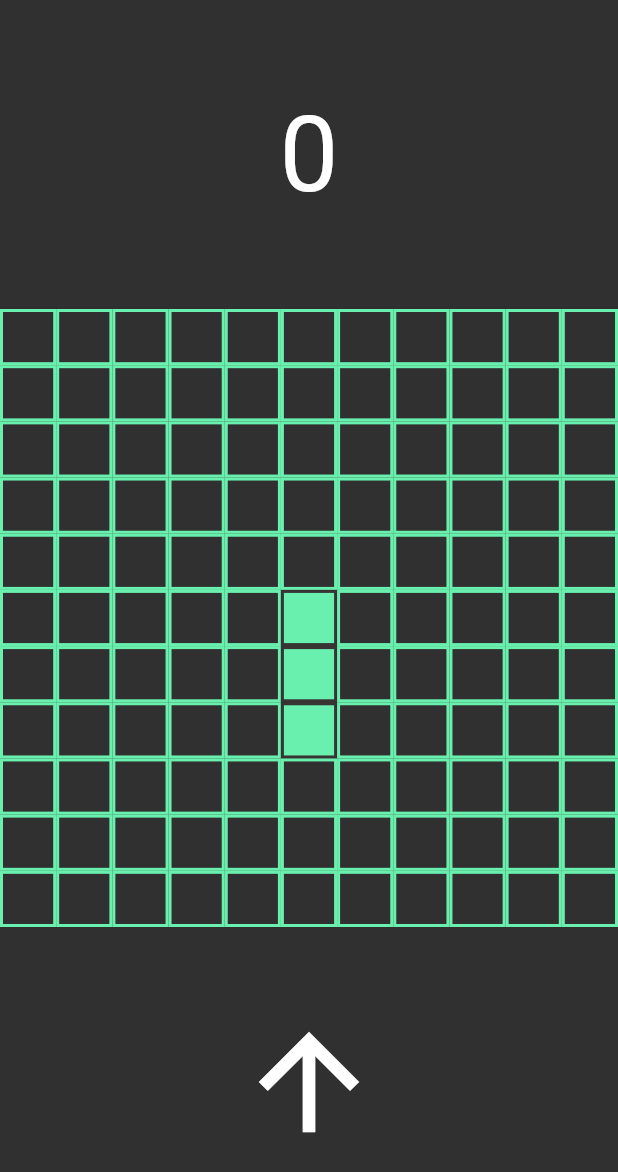
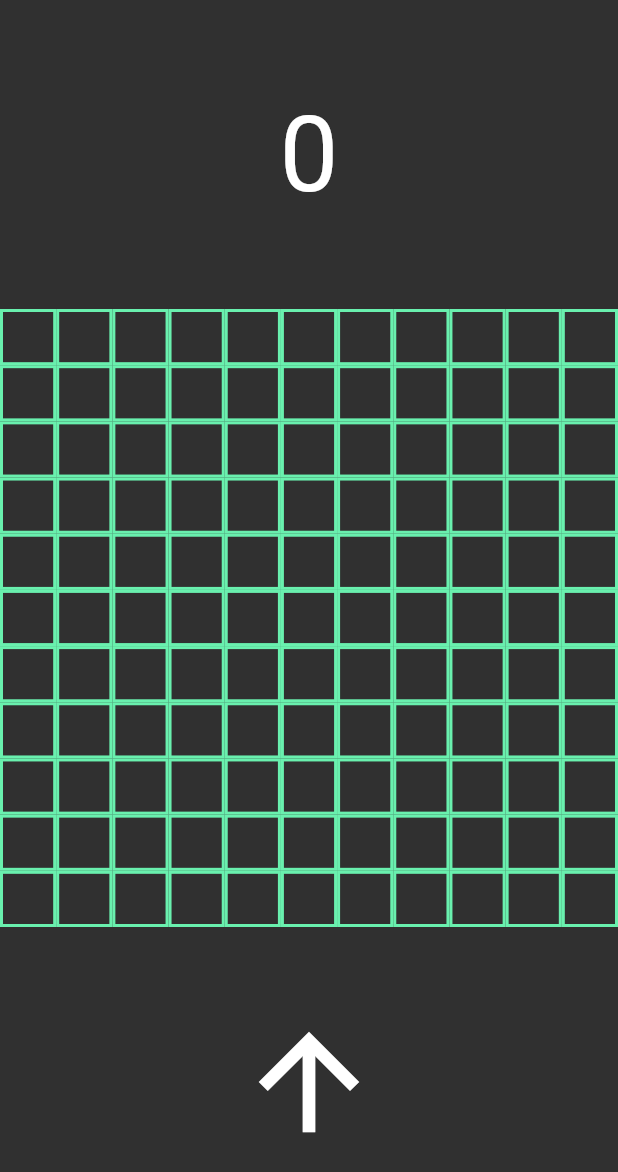
Before and after one commit to KlaudiuszSoltysik/snake, a Flutter app: the screen it shows after launch, on a phone screen of 412 x 824 dp. Shown: the top 1172 px of the screen. Run offline on Flutter 3.47's test engine with Material 2 defaults, Android fonts, the phone set to English and light mode, and no system bars; missing offline and left inert: swipe.

Commit message:
13-14.02 work

```diff
--- a/lib/main.dart
+++ b/lib/main.dart
@@ -1,5 +1,4 @@
 import 'dart:async';
-
 import 'package:flutter/material.dart';
 import 'package:flutter/services.dart';
 import 'package:swipe/swipe.dart';
@@ -33,12 +32,13 @@ class _GameState extends State<Game> {
     [6, 5],
     [7, 5]
   ];
-  List<Container> grid = List.filled(121, Container());
+  List<Container> grid = [];
   Timer? timer;
 
   @override
   void initState() {
     Timer.periodic(Duration(seconds: 1), (Timer t) => gameTick());
+    gameTick();
     super.initState();
   }
 
@@ -49,14 +49,50 @@ class _GameState extends State<Game> {
   }
 
   void gameTick() {
-    for (List<int> pair in snake) {
-      setState(
-        () {
-          pair[0]--;
-        },
-      );
-    }
+    grid = [];
+
+    setState(() {
+      for (List<int> pair in snake) {
+        pair[0]--;
+      }
+
+      for (int i = 0; i < 121; i++) {
+        int row = (i / 11).floor();
+        int col = i % 11;
+
+        for (List<int> pair in snake) {
+          int snakeRow = pair[0];
+          int snakeCol = pair[1];
+
+          if ((snakeRow == row) && (snakeCol == col)) {
+            grid.add(Container(
+              decoration: BoxDecoration(
+                color: Colors.greenAccent,
+                border: Border.all(color: Color(0xFF383434), width: 2),
+              ),
+            ));
+            break;
+          }
+        }
+
+        if (!grid.asMap().containsKey(i)) {
+          grid.add(Container(
+            decoration: BoxDecoration(
+              border: Border.all(color: Colors.greenAccent, width: 2),
+            ),
+          ));
+        }
+      }
+    });
   }
+
+  // else {
+  // grid.add(Container(
+  // decoration: BoxDecoration(
+  // border: Border.all(color: Colors.greenAccent, width: 2),
+  // ),
+  // ));
+  // }
 
   @override
   Widget build(BuildContext context) {
@@ -70,31 +106,6 @@ class _GameState extends State<Game> {
       signal = Icons.arrow_upward_sharp;
     } else {
       signal = Icons.arrow_downward_sharp;
-    }
-
-    for (int i = 0; i < 121; i++) {
-      for (List<int> pair in snake) {
-        int snakeRow = pair[0];
-        int snakeCol = pair[1];
-        int row = (i / 11).floor();
-        int col = i % 11;
-
-        if ((snakeRow == row) && (snakeCol == col)) {
-          grid[i] = Container(
-            decoration: BoxDecoration(
-              color: Colors.greenAccent,
-              border: Border.all(color: Color(0xFF383434), width: 2),
-            ),
-          );
-          break;
-        } else {
-          grid[i] = Container(
-            decoration: BoxDecoration(
-              border: Border.all(color: Colors.greenAccent, width: 2),
-            ),
-          );
-        }
-      }
     }
 
     return Scaffold(
```
